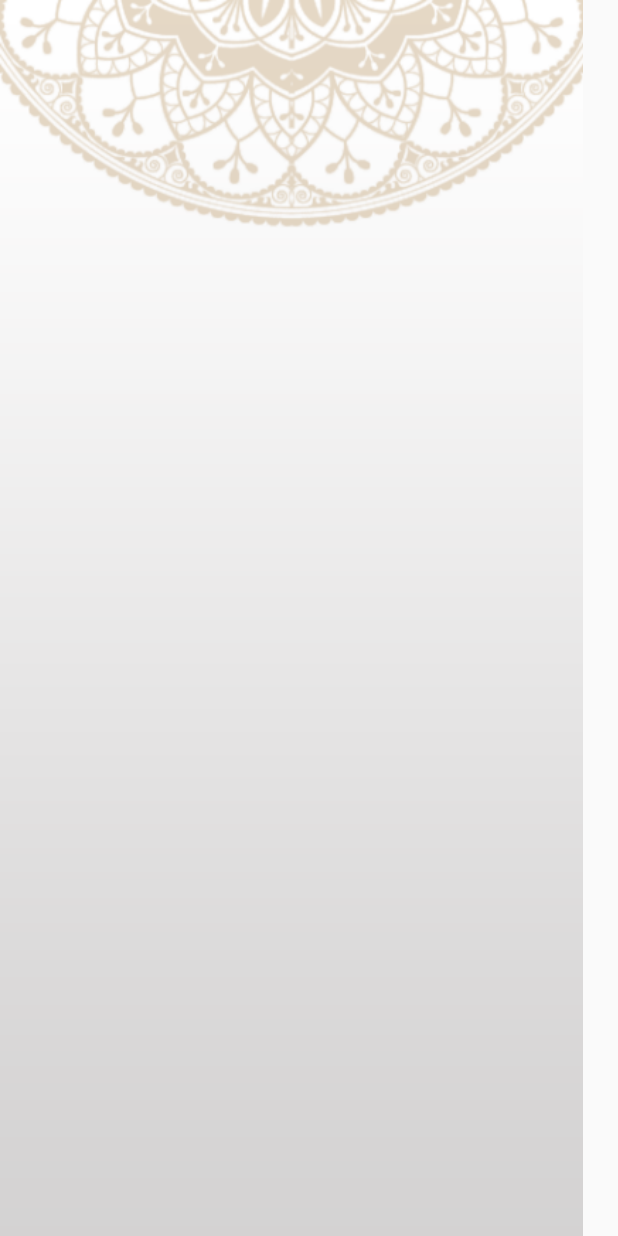
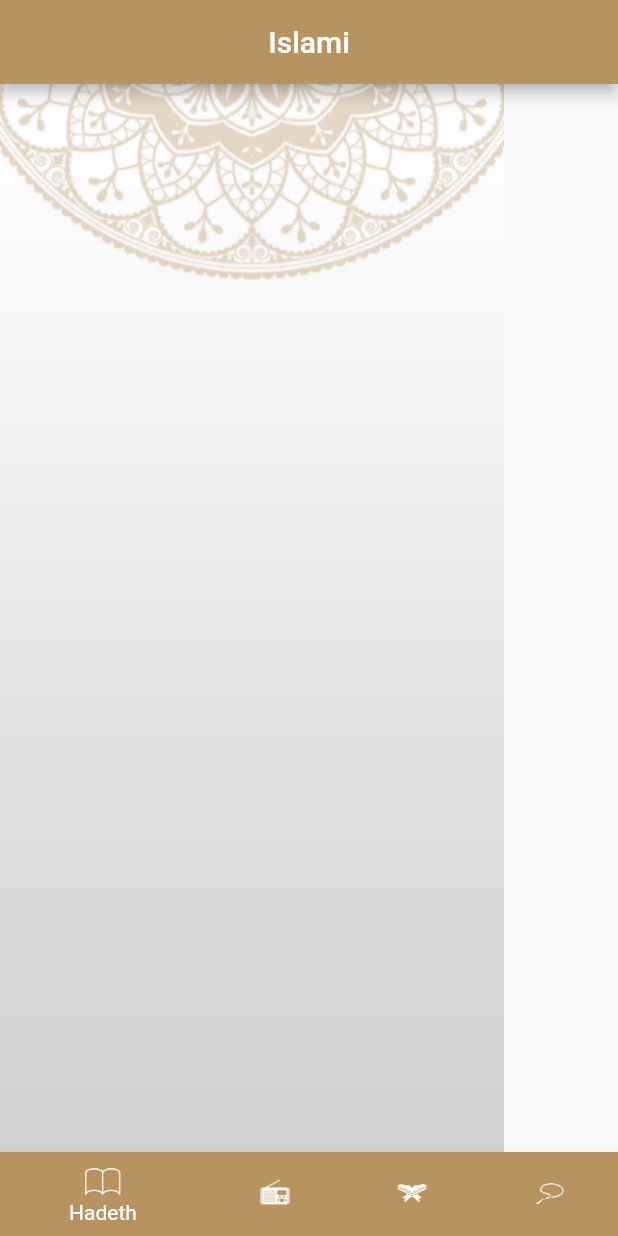
Before and after one commit to esraaabdrabo/new_islam, a Flutter app: the screen it shows after launch, on a phone screen of 412 x 824 dp. Run offline on Flutter 3.47's test engine with Material 2 defaults, Android fonts, the phone set to English and light mode, and no system bars.

Commit message:
bottom nav and app bar done

```diff
--- a/lib/main.dart
+++ b/lib/main.dart
@@ -14,9 +14,10 @@ class MyApp extends StatelessWidget {
   Widget build(BuildContext context) {
     return MaterialApp(
       theme: ThemeData(
-          accentColor: MyThemeData.accentColor,
-          primaryColor: MyThemeData.primaryColor),
-      home: splash(),
+          primaryColor: MyThemeData.primaryColor,
+          colorScheme: ColorScheme.fromSwatch()
+              .copyWith(secondary: MyThemeData.accentColor)),
+      home: const splash(),
     );
   }
 }
--- /dev/null
+++ b/lib/views/hadeth.dart
@@ -0,0 +1,15 @@
+import 'package:flutter/material.dart';
+
+class Hadeth extends StatefulWidget {
+  const Hadeth({Key? key}) : super(key: key);
+
+  @override
+  State<Hadeth> createState() => _HadethState();
+}
+
+class _HadethState extends State<Hadeth> {
+  @override
+  Widget build(BuildContext context) {
+    return Container();
+  }
+}
--- a/lib/views/home.dart
+++ b/lib/views/home.dart
@@ -1,4 +1,5 @@
 import 'package:flutter/material.dart';
+import 'package:new_islam/myThemeData.dart';
 
 class home extends StatefulWidget {
   const home({Key? key}) : super(key: key);
@@ -11,8 +12,35 @@ class _homeState extends State<home> {
   @override
   Widget build(BuildContext context) {
     return Scaffold(
+        appBar: AppBar(
+          backgroundColor: MyThemeData.primaryColor,
+          title: const Text('Islami'),
+          centerTitle: true,
+        ),
+        bottomNavigationBar: Theme(
+          data:
+              Theme.of(context).copyWith(canvasColor: MyThemeData.primaryColor),
+          child: BottomNavigationBar(items: const [
+            const BottomNavigationBarItem(
+              label: 'Hadeth',
+              icon: ImageIcon(AssetImage('assets/images/icon_hadeth.png')),
+            ),
+            const BottomNavigationBarItem(
+              label: 'Radio',
+              icon: const ImageIcon(AssetImage('assets/images/icon_radio.png')),
+            ),
+            const BottomNavigationBarItem(
+              label: 'Quarn',
+              icon: const ImageIcon(AssetImage('assets/images/icon_quran.png')),
+            ),
+            const BottomNavigationBarItem(
+              label: 'Sebha',
+              icon: const ImageIcon(AssetImage('assets/images/icon_sebha.png')),
+            )
+          ]),
+        ),
         body: Container(
-      child: Image.asset('assets/images/default_bg.png'),
-    ));
+          child: Image.asset('assets/images/default_bg.png'),
+        ));
   }
 }
```
Also changed, not shown: lib/views/quran.dart (added, +10 -0 lines), lib/views/radio.dart (added, +10 -0 lines), lib/views/sebha.dart (added, +15 -0 lines).
